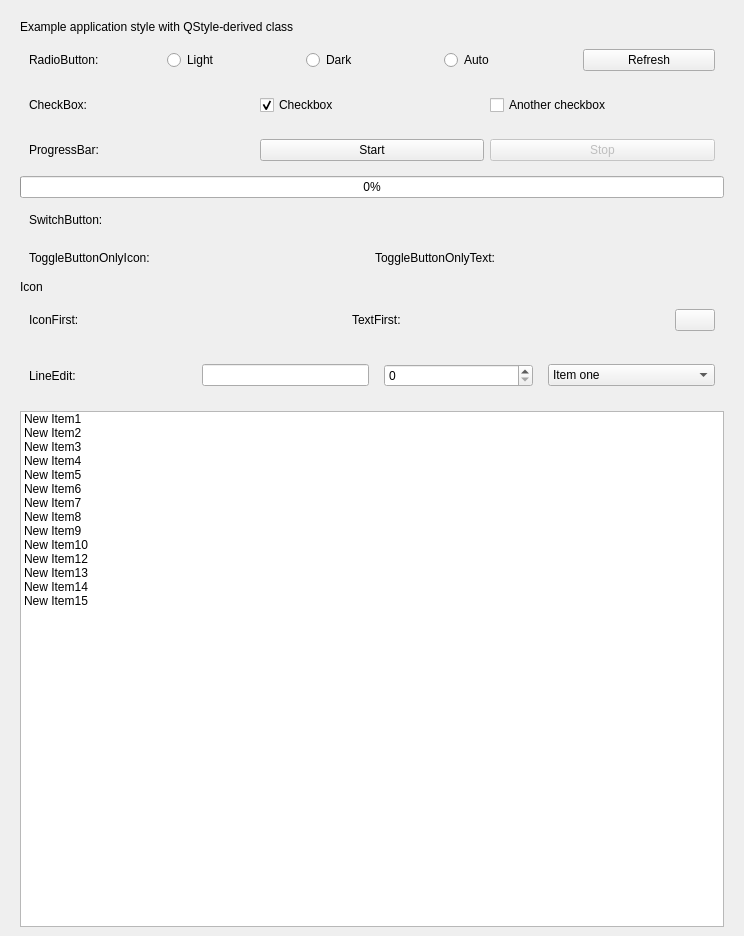
Old version of the form example/MainWindow.ui in the repository AlanusMeminius/VanillaStyle.
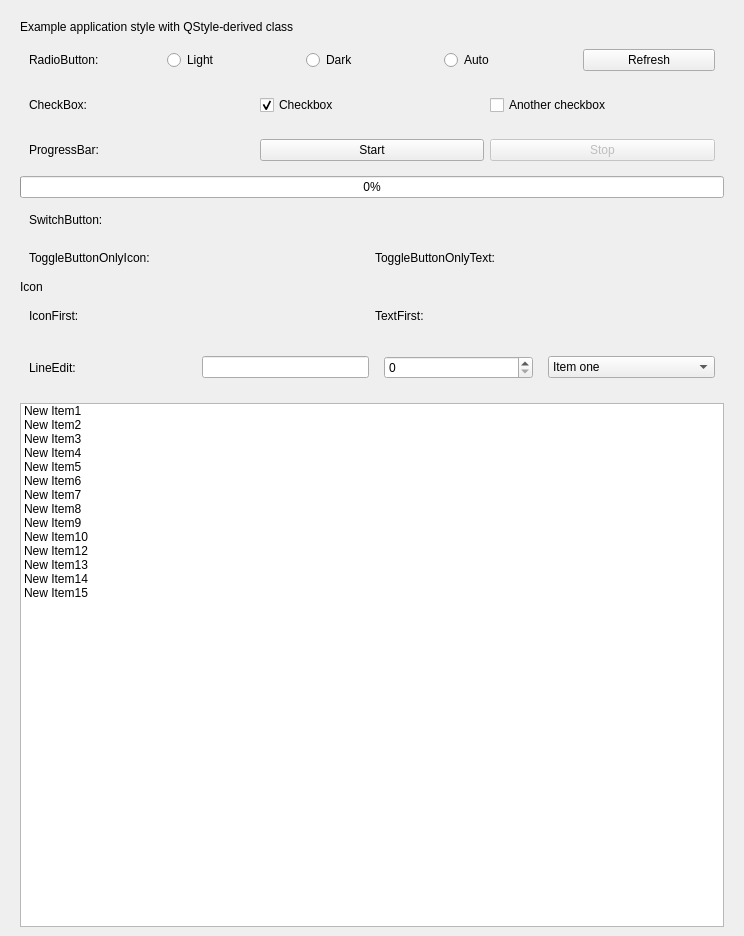
New version of the form. Custom widgets are drawn as their Qt base class.

The edit to the form file:
```diff
--- a/example/MainWindow.ui
+++ b/example/MainWindow.ui
@@ -225,22 +225,6 @@
          </property>
         </widget>
        </item>
-       <item>
-        <widget class="Vanilla::IconButton" name="iconBtn">
-         <property name="sizePolicy">
-          <sizepolicy hsizetype="Fixed" vsizetype="Fixed">
-           <horstretch>0</horstretch>
-           <verstretch>0</verstretch>
-          </sizepolicy>
-         </property>
-         <property name="minimumSize">
-          <size>
-           <width>10</width>
-           <height>10</height>
-          </size>
-         </property>
-        </widget>
-       </item>
       </layout>
      </widget>
     </item>
@@ -381,12 +365,6 @@
    <header>VanillaStyle/Widgets/ToggleButton.h</header>
    <container>1</container>
   </customwidget>
-  <customwidget>
-   <class>Vanilla::IconButton</class>
-   <extends>QPushButton</extends>
-   <header>VanillaStyle/Widgets/IconButton.h</header>
-   <container>1</container>
-  </customwidget>
   <customwidget>
    <class>Vanilla::SwitchButton</class>
    <extends>QWidget</extends>
```
